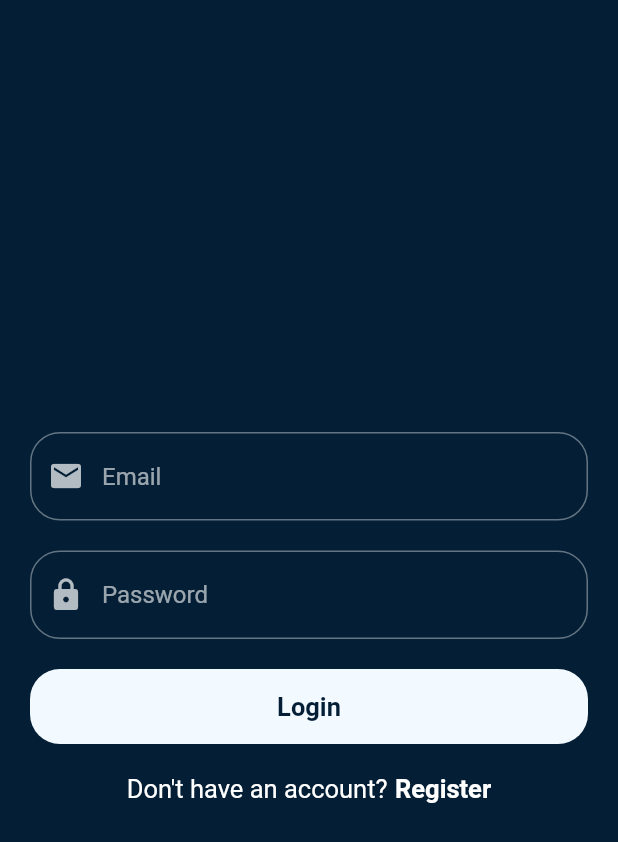
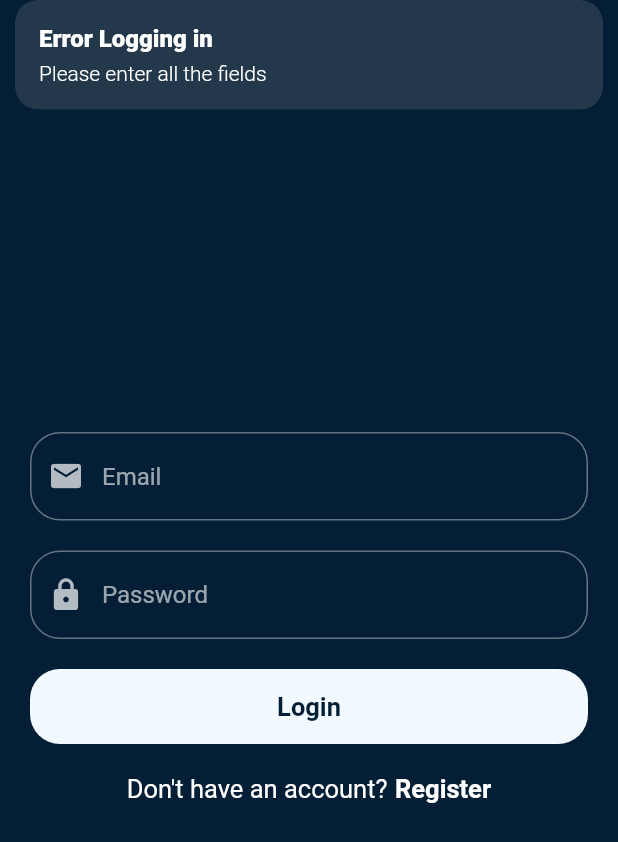
Before and after one commit to Subhradeep10/VideoApp, a Flutter app: the screen it shows after launch, after a tap on "Login", on a phone screen of 412 x 824 dp. Shown: the top 842 px of the screen. Run offline on Flutter 3.47's test engine with Material 2 defaults, Android fonts, the phone set to English and light mode, and no system bars; our stand-ins replace cloud_firestore, firebase_auth, firebase_core, firebase_storage, get, image_picker; accounts and stored records are empty.

Commit message:
Auth controller is done

```diff
--- a/lib/controller/auth_controller.dart
+++ b/lib/controller/auth_controller.dart
@@ -3,10 +3,48 @@ import 'dart:io';
 import 'package:firebase_auth/firebase_auth.dart';
 import 'package:firebase_storage/firebase_storage.dart';
 import 'package:get/get.dart';
+import 'package:image_picker/image_picker.dart';
 import 'package:videoapp/const.dart';
 import 'package:videoapp/model/user.dart' as model;
+import 'package:videoapp/views/screens/auth/login_screen.dart';
+import 'package:videoapp/views/screens/home_screen.dart';
 
 class AuthController extends GetxController {
+  static AuthController instance = Get.find();
+  //Function to pick image from gallery
+  late Rx<File?> _pickedImage;
+  late Rx<User?> _user;
+
+  File? get profilePhoto => _pickedImage.value;
+  @override
+  void onReady() {
+    // TODO: implement onReady
+    super.onReady();
+    _user = Rx<User?>(firebaseAuth.currentUser);
+    _user.bindStream(firebaseAuth.authStateChanges());
+    ever(_user, _setInitialState);
+  }
+
+  _setInitialState(User? user) {
+    if (user == null) {
+      Get.offAll(LoginScreen());
+    } else {
+      Get.offAll(HomeScreen());
+    }
+  }
+
+  void pickImage() async {
+    final pickedImage =
+        await ImagePicker().pickImage(source: ImageSource.gallery);
+
+    if (pickedImage != null) {
+      Get.snackbar(
+          "Profile Photo", "Congratulation your profile pic is updated");
+    }
+
+    _pickedImage = Rx<File?>(File((pickedImage!.path)));
+  }
+
   //Uploading Picked Image to storage
   Future<String> _uploadImageStorage(File image) async {
     Reference ref = firebaseStorage
@@ -46,4 +84,26 @@ class AuthController extends GetxController {
       Get.snackbar("Error creating account", err.toString());
     }
   }
+
+  //Function for user login
+  void loginUser(String email, String password) async {
+    try {
+      if (email.isNotEmpty && password.isNotEmpty) {
+        await firebaseAuth.signInWithEmailAndPassword(
+            email: email, password: password);
+        print("Login Successful");
+        Get.offAll(HomeScreen());
+      } else {
+        Get.snackbar(
+          'Error Logging in',
+          'Please enter all the fields',
+        );
+      }
+    } catch (e) {
+      Get.snackbar(
+        'Error Loggin gin',
+        e.toString(),
+      );
+    }
+  }
 }
--- a/lib/views/screens/auth/login_screen.dart
+++ b/lib/views/screens/auth/login_screen.dart
@@ -1,9 +1,11 @@
 import 'package:flutter/material.dart';
 import 'package:videoapp/const.dart';
+import 'package:videoapp/controller/auth_controller.dart';
 import 'package:videoapp/views/screens/auth/signup.dart';
 
 class LoginScreen extends StatelessWidget {
-  const LoginScreen({Key? key}) : super(key: key);
+  final _email = TextEditingController();
+  final _password = TextEditingController();
 
   @override
   Widget build(BuildContext context) {
@@ -15,6 +17,7 @@ class LoginScreen extends StatelessWidget {
           mainAxisAlignment: MainAxisAlignment.center,
           children: [
             TextField(
+              controller: _email,
               decoration: InputDecoration(
                 border: OutlineInputBorder(
                   borderRadius: BorderRadius.circular(20),
@@ -25,6 +28,8 @@ class LoginScreen extends StatelessWidget {
             ),
             SizedBox(height: 20),
             TextField(
+              controller: _password,
+              obscureText: true,
               decoration: InputDecoration(
                 border: OutlineInputBorder(
                   borderRadius: BorderRadius.circular(20),
@@ -35,7 +40,12 @@ class LoginScreen extends StatelessWidget {
             ),
             SizedBox(height: 20),
             InkWell(
-              onTap: () {},
+              onTap: () {
+                authController.loginUser(
+                  _email.text,
+                  _password.text,
+                );
+              },
               child: Container(
                 width: MediaQuery.of(context).size.width - 40,
                 height: 50,
```
Also changed, not shown: lib/views/screens/auth/signup.dart (+4 -3 lines), lib/views/screens/home_screen.dart (added, +14 -0 lines).
